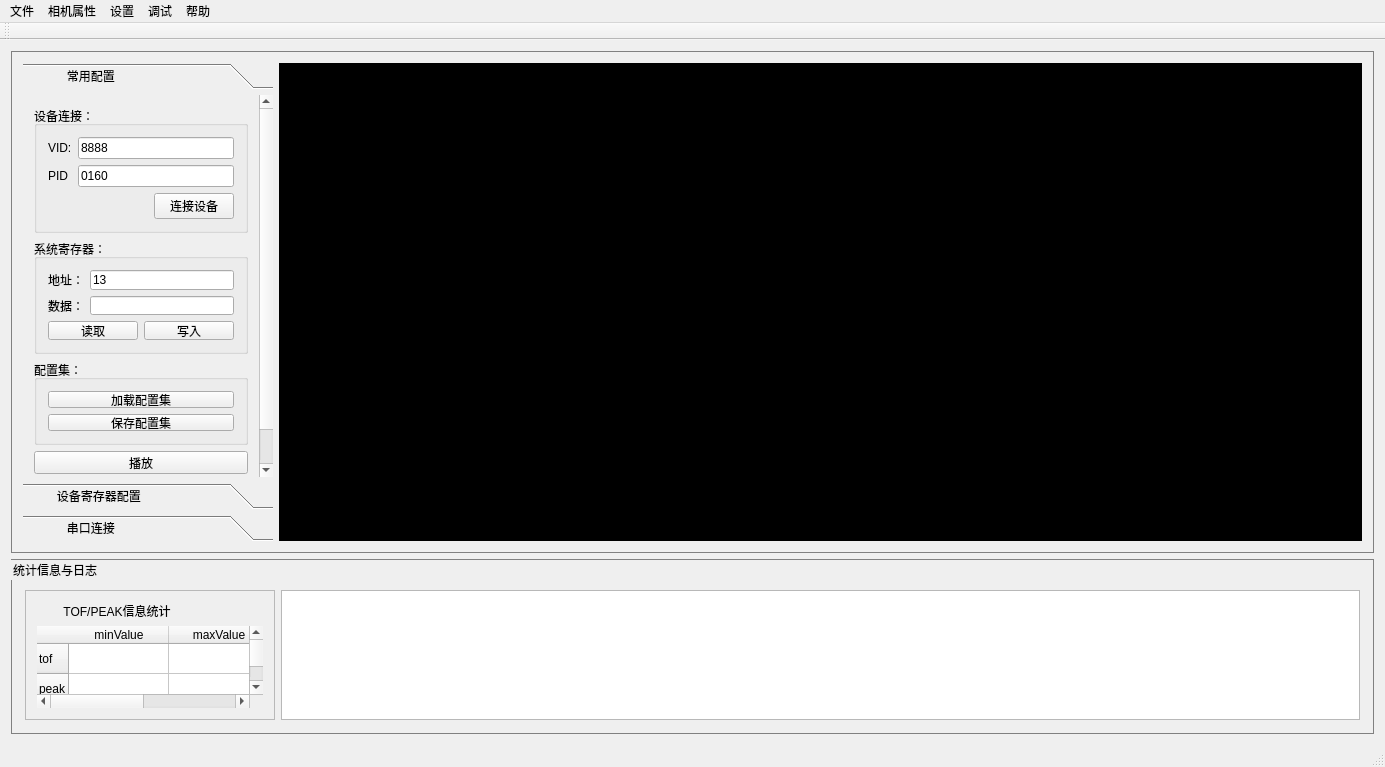
heathen557/linearArrayUSB, file mainwindow.ui: the form before one commit.
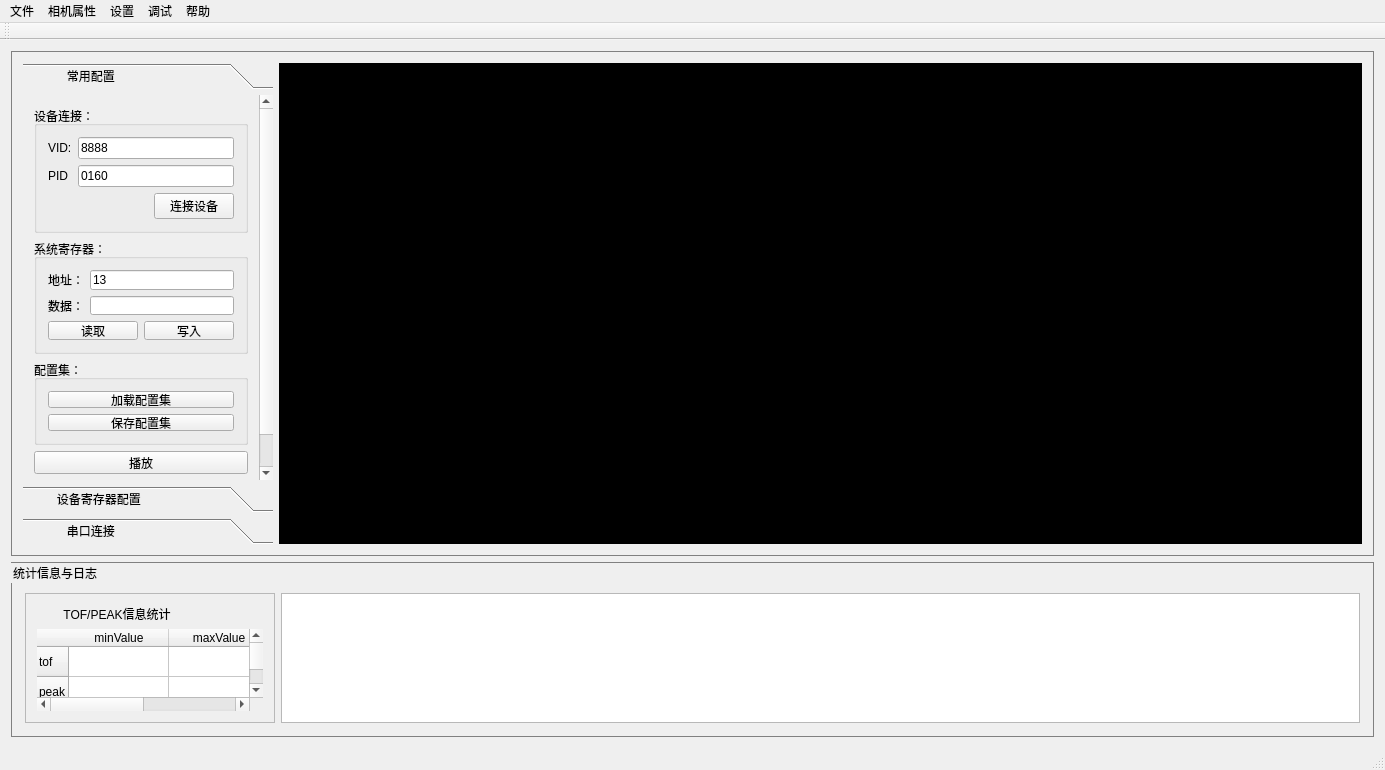
The form after the commit. Icons and pictures are not drawn. Custom widgets are drawn as their Qt base class.

The edit to the form file:
```diff
--- a/mainwindow.ui
+++ b/mainwindow.ui
@@ -7,7 +7,7 @@
     <x>0</x>
     <y>0</y>
     <width>1385</width>
-    <height>767</height>
+    <height>770</height>
    </rect>
   </property>
   <property name="windowTitle">
@@ -60,7 +60,7 @@
             <x>0</x>
             <y>0</y>
             <width>250</width>
-            <height>410</height>
+            <height>413</height>
            </rect>
           </property>
           <attribute name="label">
```
Left out of the diff: 4 changed lines with no effect on the pictures.
